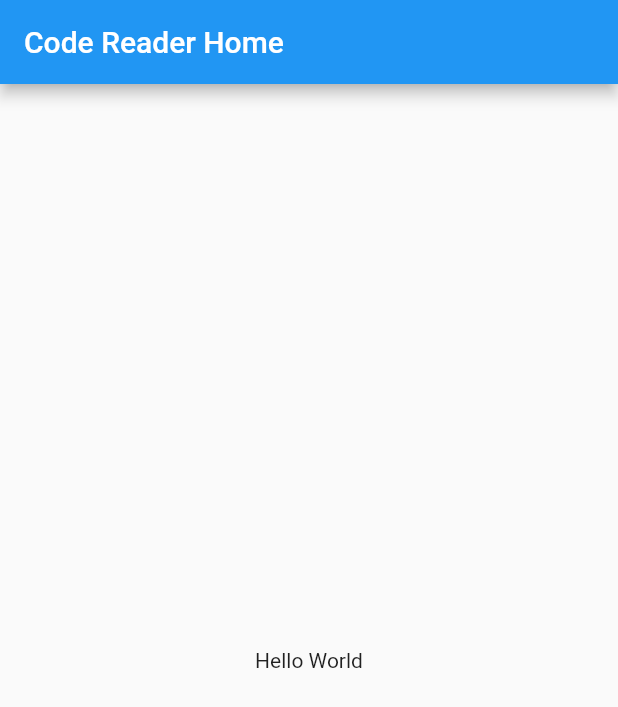
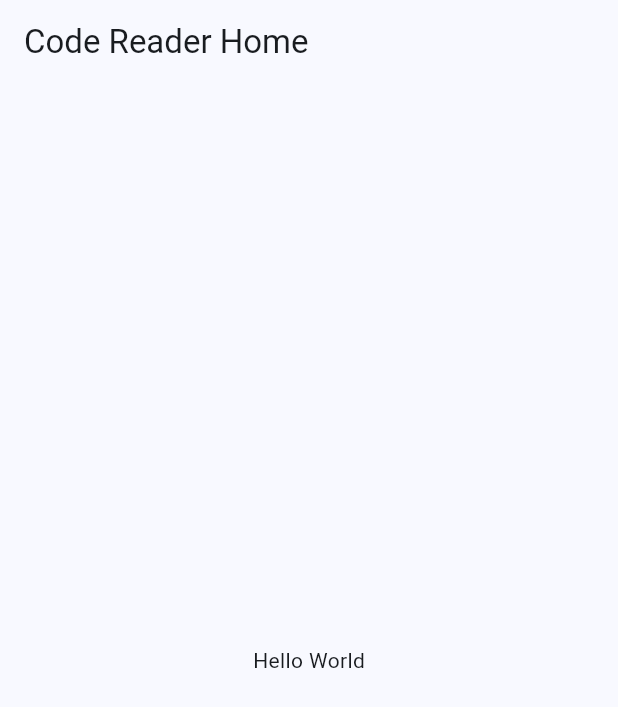
Before and after one commit to yuchan2215/flutterCodeScan, a Flutter app: the screen it shows after launch, on a phone screen of 412 x 824 dp. Shown: the top 707 px of the screen. Run offline on Flutter 3.47's test engine with Material 2 defaults, Android fonts, the phone set to English and light mode, and no system bars.

Commit message:
[change] MaterialDesign 3.0を導入

```diff
--- a/lib/app.dart
+++ b/lib/app.dart
@@ -9,7 +9,10 @@ class MyApp extends StatelessWidget {
     return MaterialApp(
       title: 'Code Reader',
       theme: ThemeData(
-        primarySwatch: Colors.blue,
+        useMaterial3: true,
+        colorSchemeSeed: Colors.blue,
+        brightness: Brightness.light,
+        visualDensity: VisualDensity.adaptivePlatformDensity
       ),
       home: const MyHomePage(title: 'Code Reader Home'),
     );
```
